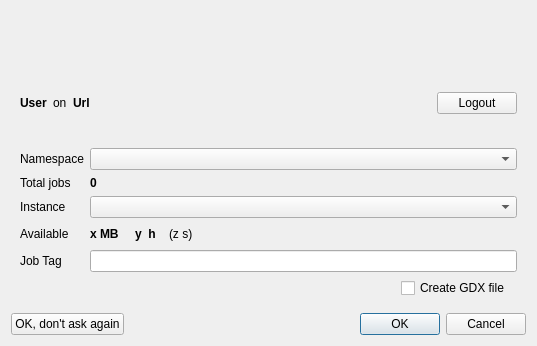
Qt form src/engine/enginestartdialog.ui (GAMS-dev/studio) before a commit.
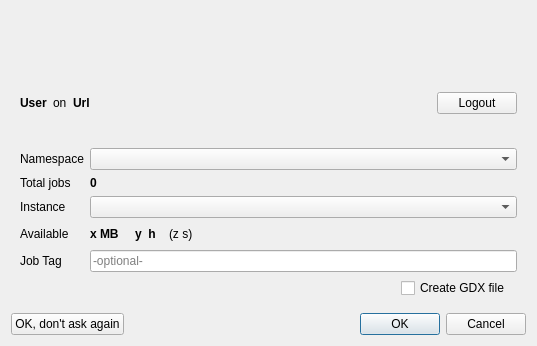
The same form after that commit. Icons and pictures are not drawn.

Patch:
```diff
--- a/src/engine/enginestartdialog.ui
+++ b/src/engine/enginestartdialog.ui
@@ -530,7 +530,11 @@
            </widget>
           </item>
           <item row="4" column="1">
-           <widget class="QLineEdit" name="edJobTag"/>
+           <widget class="QLineEdit" name="edJobTag">
+            <property name="placeholderText">
+             <string>-optional-</string>
+            </property>
+           </widget>
           </item>
          </layout>
         </widget>
```
